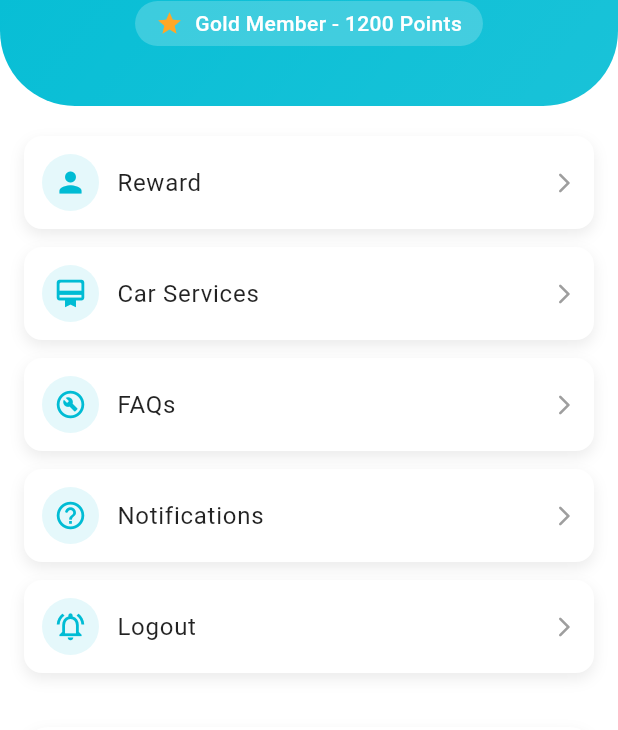
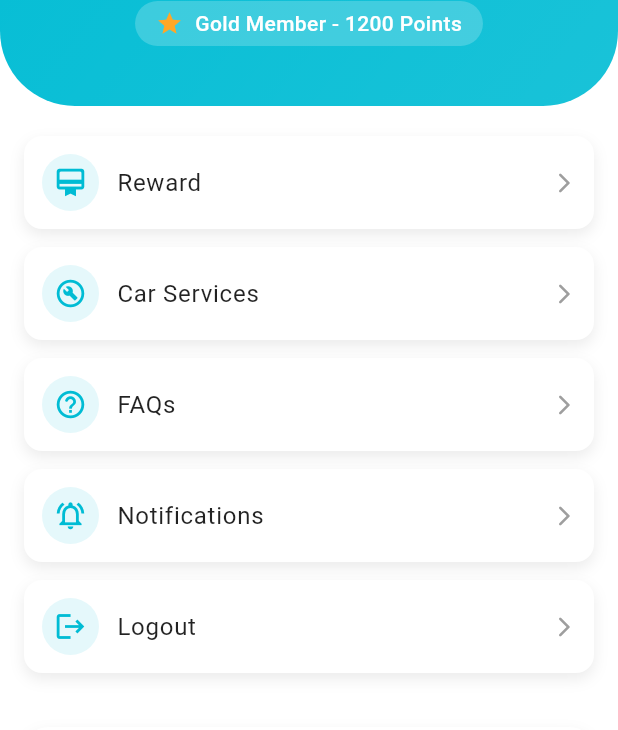
Before and after one commit to MTS-Services/Batteryqk_web-version-App-, a Flutter app: the MenuScreen screen opened directly, on a phone screen of 412 x 824 dp. Shown: the part 398-1128 px from the top of the screen. Run offline on Flutter 3.47's test engine with Material 3 defaults, Android fonts, the phone set to English and light mode, and no system bars; our stand-ins replace dropdown_button2, font_awesome_flutter, google_fonts, pin_code_fields; network calls fail.

Commit message:
menu page updated

```diff
--- a/lib/features/authentication/views/menu_screen.dart
+++ b/lib/features/authentication/views/menu_screen.dart
@@ -26,7 +26,6 @@ class _MenuScreenState extends State<MenuScreen> {
   final _title = ['Reward', 'Car Services', 'FAQs', 'Notifications', 'Logout'];
 
   final _icons = [
-    Icons.person,
     Icons.card_membership_rounded,
     Icons.build_circle_outlined,
     Icons.help_outline_rounded,
```
